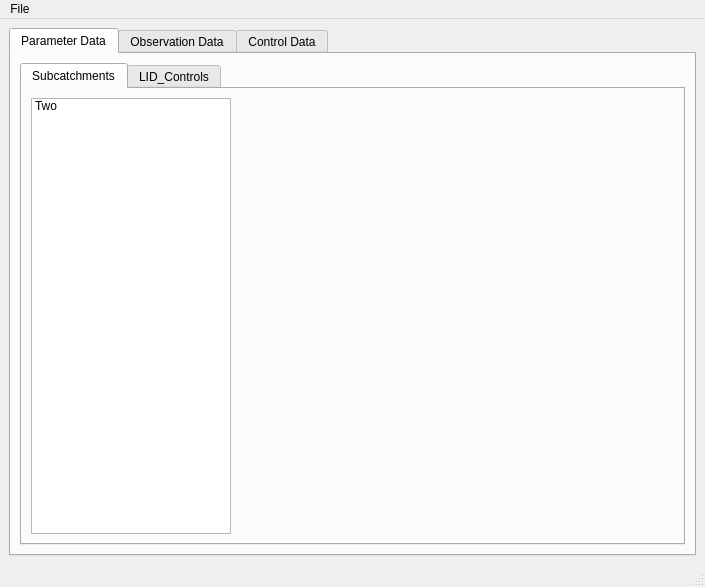
The window that UI_Files/SecondPage.ui (SurajKamble/SWMM2PEST) describes before a commit, drawn with Qt 5.
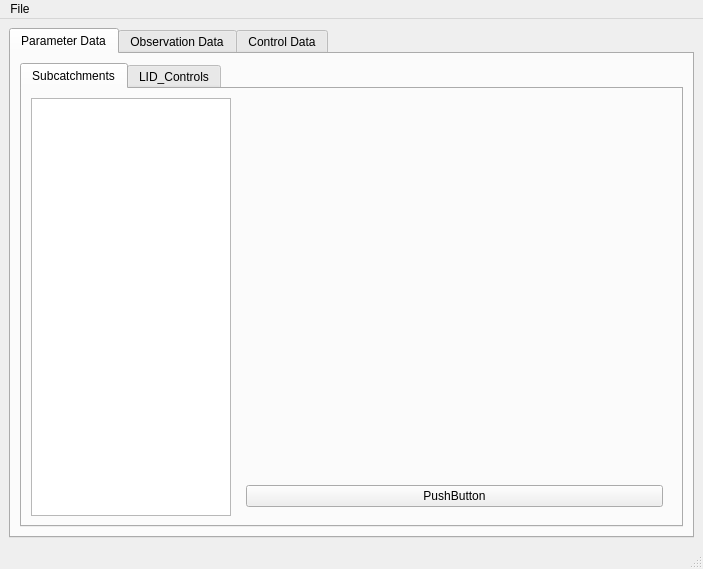
The same window after the commit.

What changed in the file:
```diff
--- a/UI_Files/SecondPage.ui
+++ b/UI_Files/SecondPage.ui
@@ -6,8 +6,8 @@
    <rect>
     <x>0</x>
     <y>0</y>
-    <width>705</width>
-    <height>587</height>
+    <width>703</width>
+    <height>569</height>
    </rect>
   </property>
   <property name="windowTitle">
@@ -45,15 +45,26 @@
                   <height>16777215</height>
                  </size>
                 </property>
-                <item>
-                 <property name="text">
-                  <string>Two</string>
-                 </property>
-                </item>
                </widget>
               </item>
               <item>
-               <widget class="QWidget" name="widget" native="true"/>
+               <widget class="QWidget" name="widget" native="true">
+                <layout class="QVBoxLayout" name="verticalLayout">
+                 <item>
+                  <widget class="QWidget" name="widget_3" native="true">
+                   <zorder>buttonOkParameters</zorder>
+                   <zorder>buttonOkParameters</zorder>
+                  </widget>
+                 </item>
+                 <item>
+                  <widget class="QPushButton" name="buttonOkParameters">
+                   <property name="text">
+                    <string>PushButton</string>
+                   </property>
+                  </widget>
+                 </item>
+                </layout>
+               </widget>
               </item>
              </layout>
             </item>
@@ -111,7 +122,7 @@
     <rect>
      <x>0</x>
      <y>0</y>
-     <width>705</width>
+     <width>703</width>
      <height>22</height>
     </rect>
    </property>
```
Left out of the diff: 5 changed lines with no effect on the pictures.
